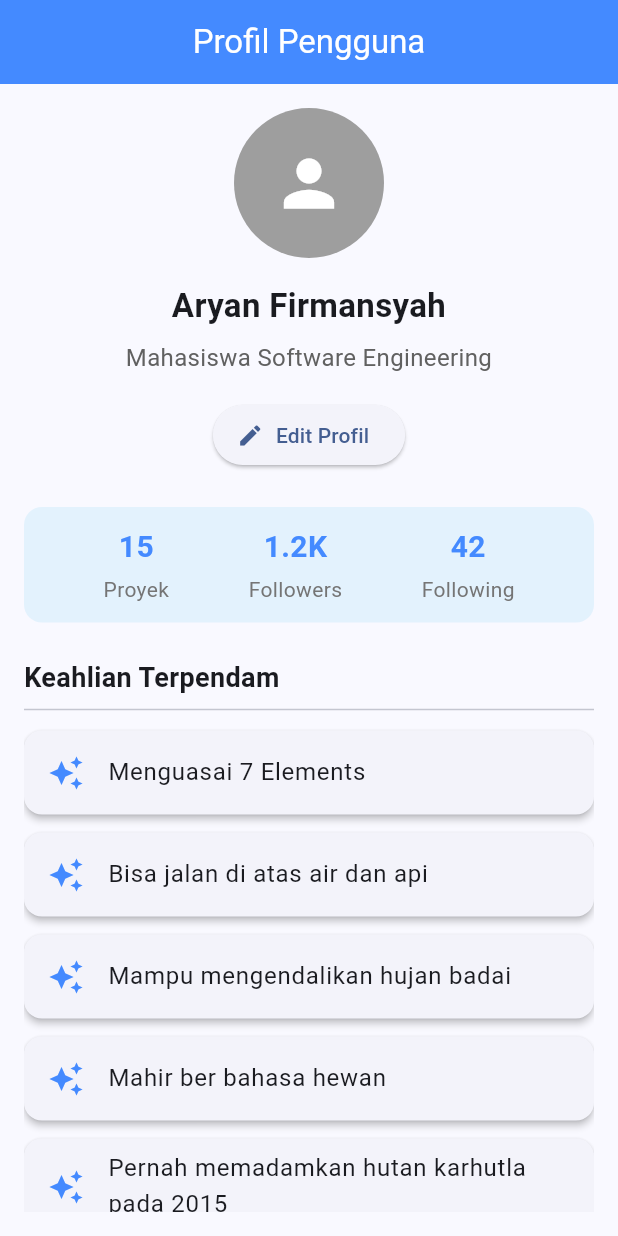
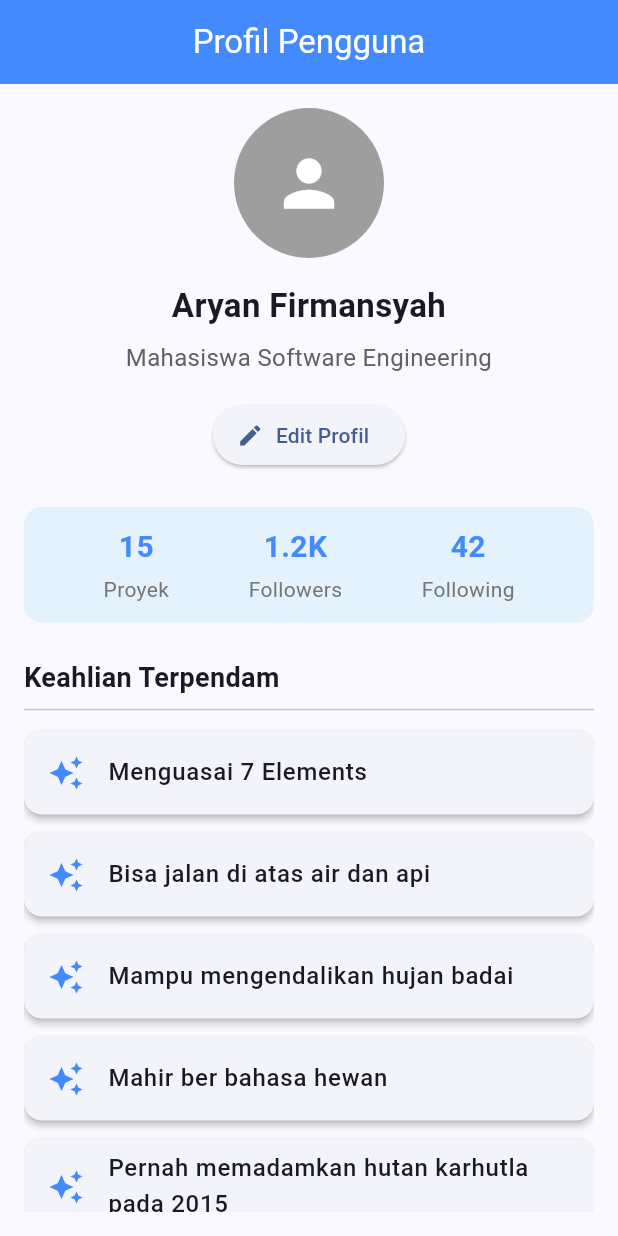
Before and after one commit to aryanfirmansyah126/flutter-profile-app, a Flutter app: the screen it shows after launch, on a phone screen of 412 x 824 dp. Run offline on Flutter 3.47's test engine with Material 3 defaults, Android fonts, the light colour scheme and no system bars.

Commit message:
refactor: extract list tile into ExperienceCard widget and apply styling

```diff
--- a/lib/pages/profile_page.dart
+++ b/lib/pages/profile_page.dart
@@ -3,7 +3,7 @@ import 'package:flutter/material.dart';
 class ProfilePage extends StatelessWidget {
   const ProfilePage({super.key});
 
-  final List<String> hiddenSkills = const [
+  final List<String> experiences = const [
     'Menguasai 7 Elements',
     'Bisa jalan di atas air dan api',
     'Mampu mengendalikan hujan badai',
@@ -44,15 +44,10 @@ class ProfilePage extends StatelessWidget {
             const Divider(),
             Expanded(
               child: ListView.builder(
-                itemCount: hiddenSkills.length,
+                itemCount: experiences.length,
                 itemBuilder: (context, index) {
-                  return Card(
-                    elevation: 2,
-                    margin: const EdgeInsets.symmetric(vertical: 6),
-                    child: ListTile(
-                      leading: const Icon(Icons.auto_awesome, color: Colors.blueAccent),
-                      title: Text(hiddenSkills[index]),
-                    ),
+                  return ExperienceCard(
+                    title: experiences[index],
                   );
                 },
               ),
@@ -64,9 +59,9 @@ class ProfilePage extends StatelessWidget {
   }
 }
 
-// =============================================================================
+
 // WIDGET: PROFILE AVATAR
-// =============================================================================
+
 class ProfileAvatar extends StatelessWidget {
   const ProfileAvatar({super.key});
 
@@ -80,9 +75,9 @@ class ProfileAvatar extends StatelessWidget {
   }
 }
 
-// =============================================================================
+
 // WIDGET: PROFILE INFO
-// =============================================================================
+
 class ProfileInfo extends StatelessWidget {
   final String name;
   final String role;
@@ -125,9 +120,9 @@ class ProfileInfo extends StatelessWidget {
   }
 }
 
-// =============================================================================
+
 // WIDGET: PROFILE STATS (EXTRACT WIDGET)
-// =============================================================================
+
 class ProfileStats extends StatelessWidget {
   const ProfileStats({super.key});
 
@@ -151,9 +146,9 @@ class ProfileStats extends StatelessWidget {
   }
 }
 
-// =============================================================================
+
 // WIDGET: STAT ITEM (REUSABLE WIDGET)
-// =============================================================================
+
 class StatItem extends StatelessWidget {
   final String count;
   final String label;
@@ -188,3 +183,32 @@ class StatItem extends StatelessWidget {
     );
   }
 }
+
+
+// WIDGET: EXPERIENCE CARD (EXTRACT WIDGET)
+
+class ExperienceCard extends StatelessWidget {
+  final String title;
+
+  const ExperienceCard({
+    super.key,
+    required this.title,
+  });
+
+  @override
+  Widget build(BuildContext context) {
+    return Card(
+      elevation: 2,
+      margin: const EdgeInsets.symmetric(vertical: 6),
+      child: ListTile(
+        leading: const Icon(Icons.auto_awesome, color: Colors.blueAccent),
+        title: Text(
+          title,
+          style: const TextStyle(
+            fontWeight: FontWeight.w500,
+          ),
+        ),
+      ),
+    );
+  }
+}
```
Also changed, not shown: 1 other file.
